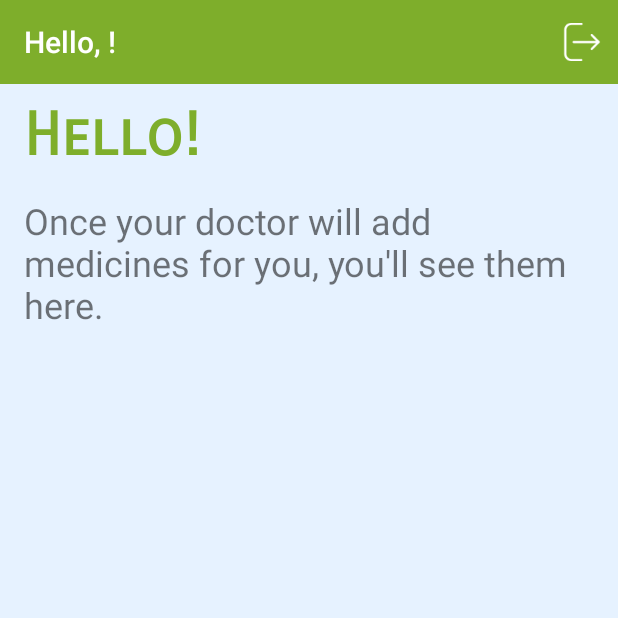
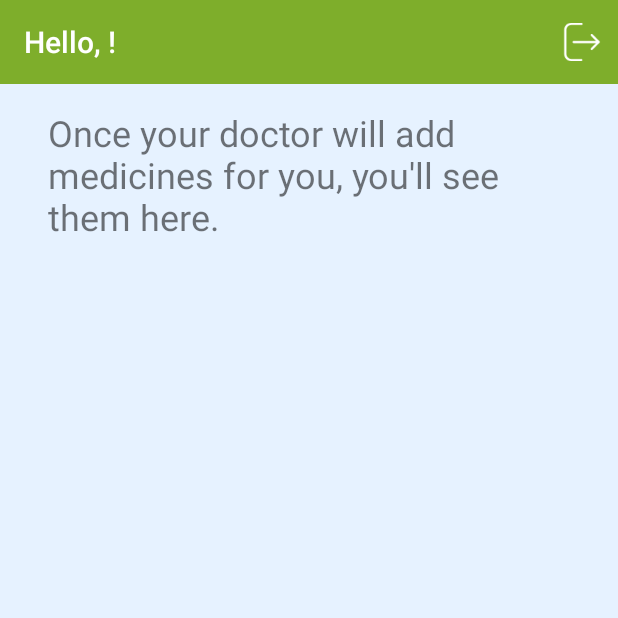
Before and after one commit to lorexsan/MyMedicine, an Android app: the ElderlyHomepageActivity screen opened directly, with no data from a screen before it, on a phone screen of 412 x 824 dp, the top half of it. Run offline under Robolectric (Android 15) with nearby library versions, the phone set to English and light mode, and no system bars; our stand-ins replace Firebase (no records; nobody signed in at launch, a user with empty details on screens opened directly).

Commit message:
Elderly homepage

```diff
--- a/app/src/main/res/layout/activity_elderly_homepage.xml
+++ b/app/src/main/res/layout/activity_elderly_homepage.xml
@@ -5,6 +5,7 @@
     android:id="@+id/coordinatorLayout"
     android:layout_width="match_parent"
     android:layout_height="match_parent"
+    android:background="@color/colorPrimary"
     tools:context=".ElderlyHomepageActivity">
 
     <android.support.v7.widget.Toolbar
@@ -18,30 +19,17 @@
     <LinearLayout
         android:layout_width="match_parent"
         android:layout_height="match_parent"
-        android:layout_marginTop="50dp"
-        android:background="@color/colorPrimary"
+        android:layout_marginLeft="16dp"
+        android:layout_marginTop="72dp"
+        android:layout_marginRight="16dp"
+        android:layout_marginBottom="16dp"
         android:orientation="vertical">
-
-        <TextView
-            android:id="@+id/elderly_home_title"
-            android:layout_width="match_parent"
-            android:layout_height="wrap_content"
-            android:layout_margin="16sp"
-            android:fontFamily="sans-serif-smallcaps"
-            android:text="Hello!"
-            android:textColor="@color/colorAccent"
-            android:textSize="40sp"
-            android:textStyle="bold"
-            android:visibility="visible"
-            tools:layout_editor_absoluteX="91dp"
-            tools:layout_editor_absoluteY="59dp" />
 
         <TextView
             android:id="@+id/taken_medications_title"
             android:layout_width="match_parent"
             android:layout_height="wrap_content"
-            android:layout_marginLeft="16sp"
-            android:layout_marginRight="16sp"
+            android:layout_marginBottom="16dp"
             android:fontFamily="sans-serif-smallcaps"
             android:text="These are the medications you are currently taking:"
             android:textColor="@color/colorPrimaryDark"
@@ -53,7 +41,6 @@
             android:id="@+id/taken_medications"
             android:layout_width="match_parent"
             android:layout_height="match_parent"
-            android:layout_margin="23sp"
             android:fontFamily="sans-serif-smallcaps" />
 
         <TextView
```
Also changed, not shown: app/src/main/java/com/example/mymedicine/ElderlyHomepageActivity.java (+4 -6 lines).
